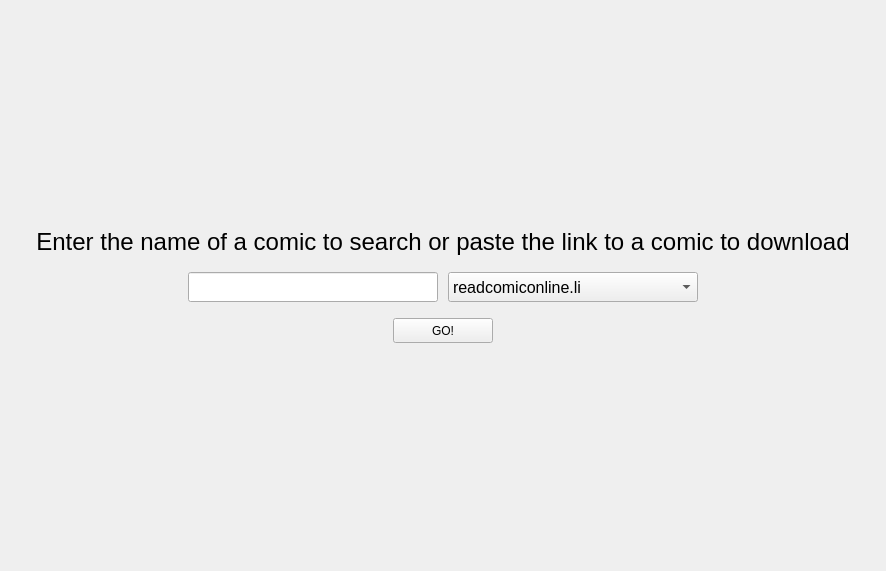
UjwalReddy267/COMIC_SD, file UI/Start.ui: the form before one commit.
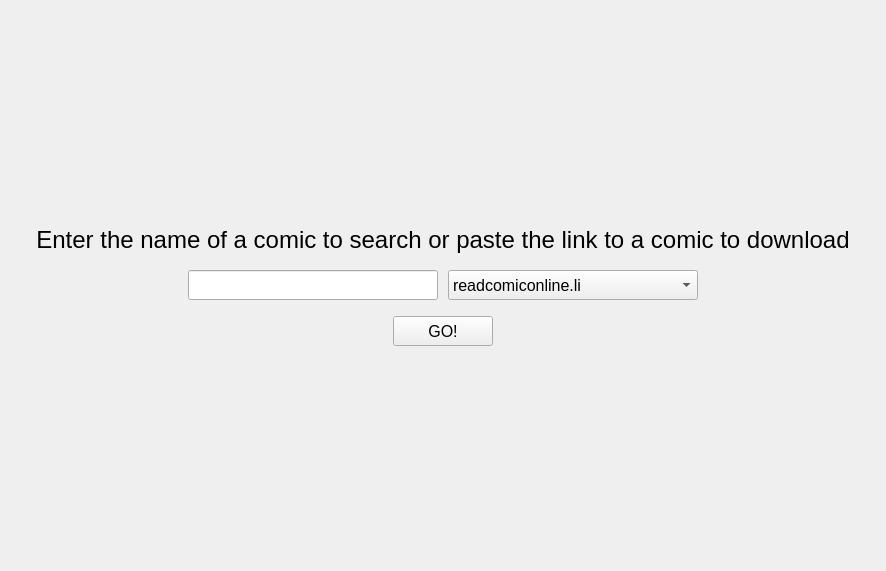
The form after the commit.

```diff
--- a/UI/Start.ui
+++ b/UI/Start.ui
@@ -163,15 +163,20 @@
        <property name="minimumSize">
         <size>
          <width>0</width>
-         <height>25</height>
+         <height>30</height>
         </size>
        </property>
        <property name="maximumSize">
         <size>
          <width>100</width>
-         <height>25</height>
+         <height>30</height>
         </size>
        </property>
+       <property name="font">
+        <font>
+         <pointsize>12</pointsize>
+        </font>
+       </property>
        <property name="text">
         <string>GO!</string>
        </property>
```
